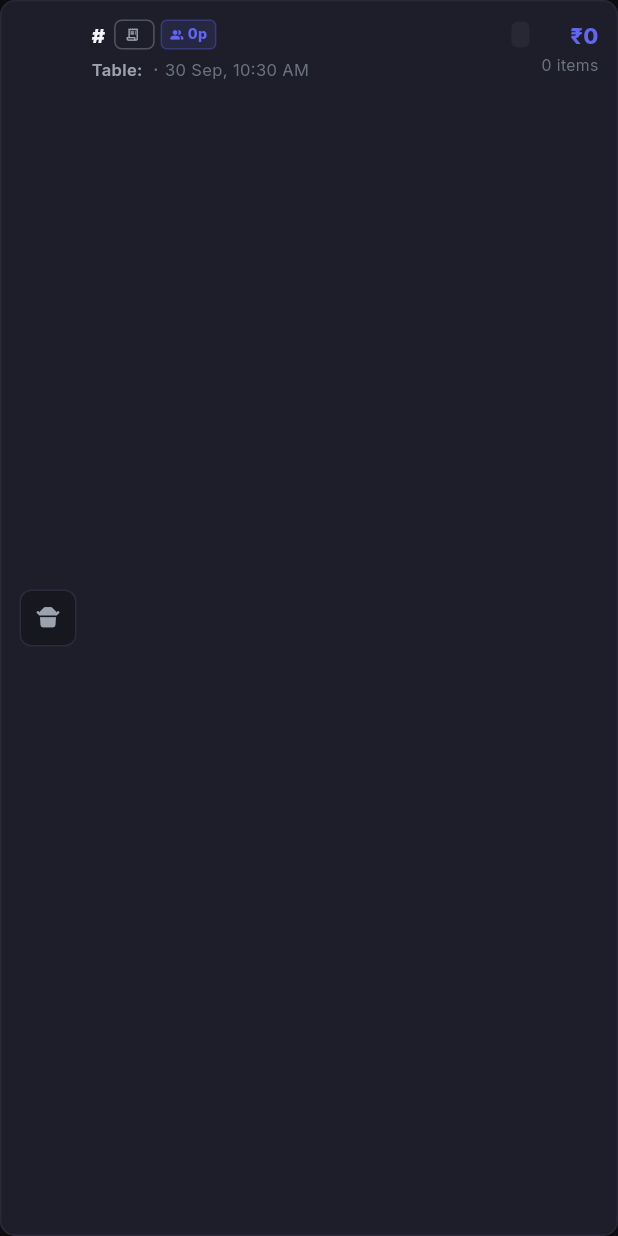
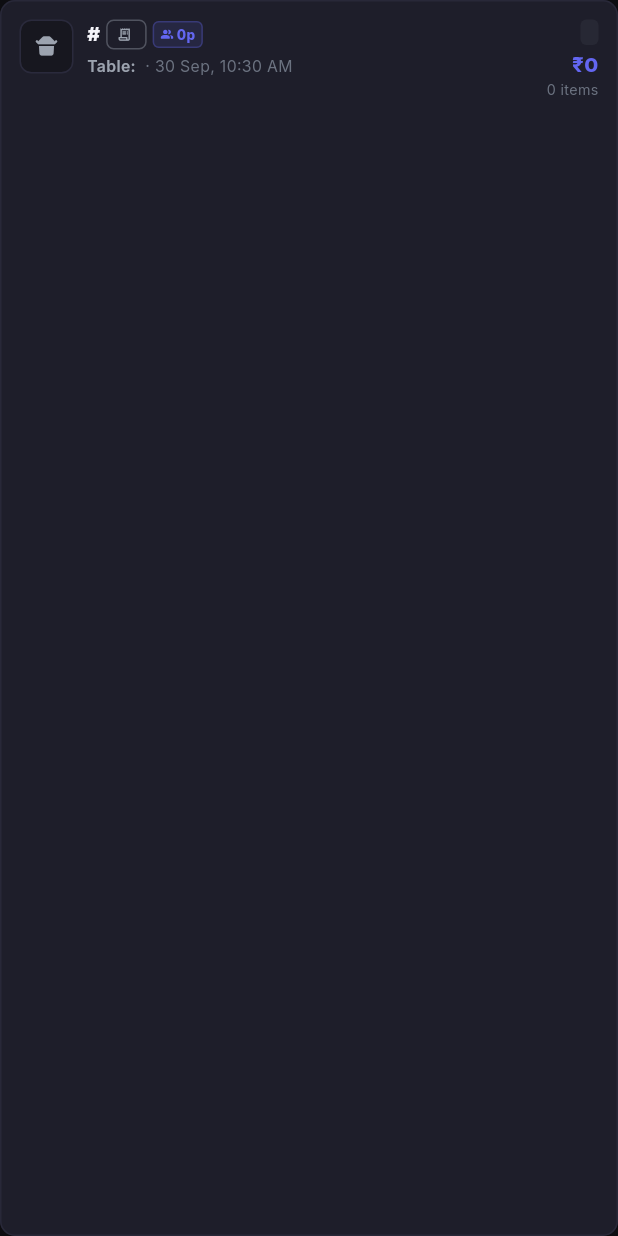
Before and after one commit to boradhruvajyoti/ros, a Flutter app: the _OrderTile widget shown alone on an empty page, opened directly with empty values, on a phone screen of 412 x 824 dp. Run offline on Flutter 3.47's test engine with Material 3 defaults, Android fonts, the phone set to English and light mode, and no system bars; our stand-ins replace audioplayers, dio, fl_chart, flutter_riverpod, flutter_secure_storage, go_router and 6 more; accounts and stored records are empty; network calls fail.

Commit message:
fix: persist promotions to DB, remove demo offers, use tenant branding with Oxomsoft footer, and fix order history layout overflow

```diff
--- a/apps/mobile/lib/features/orders/order_history_screen.dart
+++ b/apps/mobile/lib/features/orders/order_history_screen.dart
@@ -379,15 +379,21 @@ class _OrderHistoryScreenState extends ConsumerState<OrderHistoryScreen> {
                       children: [
                         const Text(
                           'ORDERS',
-                          style: TextStyle(color: RosTheme.textMuted, fontSize: 9, fontWeight: FontWeight.w800),
+                          style: TextStyle(color: RosTheme.textMuted, fontSize: 8.5, fontWeight: FontWeight.w800),
+                          maxLines: 1,
+                          overflow: TextOverflow.ellipsis,
                         ),
                         const SizedBox(height: 2),
-                        Text(
+                        FittedBox(
+                          fit: BoxFit.scaleDown,
+                          alignment: Alignment.centerLeft,
+                          child: Text(
                             '${filtered.length}',
                             style: const TextStyle(
                               color: RosTheme.textPrimary,
                               fontSize: 16,
                               fontWeight: FontWeight.w900,
+                            ),
                           ),
                         ),
                       ],
@@ -410,21 +416,29 @@ class _OrderHistoryScreenState extends ConsumerState<OrderHistoryScreen> {
                       children: [
                         const Row(
                           children: [
-                            Icon(Icons.people_alt_rounded, size: 10, color: RosTheme.primary),
+                            Icon(Icons.people_alt_rounded, size: 9.5, color: RosTheme.primary),
                             SizedBox(width: 3),
-                            Text(
-                              'GUESTS (PAX)',
-                              style: TextStyle(color: RosTheme.primary, fontSize: 9, fontWeight: FontWeight.w900),
+                            Flexible(
+                              child: Text(
+                                'GUESTS',
+                                style: TextStyle(color: RosTheme.primary, fontSize: 8.5, fontWeight: FontWeight.w900),
+                                maxLines: 1,
+                                overflow: TextOverflow.ellipsis,
+                              ),
                             ),
                           ],
                         ),
                         const SizedBox(height: 2),
-                        Text(
+                        FittedBox(
+                          fit: BoxFit.scaleDown,
+                          alignment: Alignment.centerLeft,
+                          child: Text(
                             '$_totalGuests',
                             style: const TextStyle(
                               color: RosTheme.primary,
                               fontSize: 16,
                               fontWeight: FontWeight.w900,
+                            ),
                           ),
                         ),
                       ],
@@ -447,22 +461,28 @@ class _OrderHistoryScreenState extends ConsumerState<OrderHistoryScreen> {
                       children: [
                         const Text(
                           'PAID REVENUE',
-                          style: TextStyle(color: RosTheme.secondary, fontSize: 9, fontWeight: FontWeight.w800),
+                          style: TextStyle(color: RosTheme.secondary, fontSize: 8.5, fontWeight: FontWeight.w800),
+                          maxLines: 1,
+                          overflow: TextOverflow.ellipsis,
                         ),
                         const SizedBox(height: 2),
-                        Text(
+                        FittedBox(
+                          fit: BoxFit.scaleDown,
+                          alignment: Alignment.centerLeft,
+                          child: Text(
                             '₹${_grossRevenue.toStringAsFixed(0)}',
                             style: const TextStyle(
                               color: RosTheme.secondary,
                               fontSize: 15,
                               fontWeight: FontWeight.w900,
                             ),
-                          maxLines: 1,
-                          overflow: TextOverflow.ellipsis,
+                          ),
                         ),
                         Text(
                           '$_settledCount settled',
                           style: const TextStyle(color: RosTheme.textMuted, fontSize: 8.5, fontWeight: FontWeight.w600),
+                          maxLines: 1,
+                          overflow: TextOverflow.ellipsis,
                         ),
                       ],
                     ),
@@ -711,15 +731,23 @@ class _OrderHistoryScreenState extends ConsumerState<OrderHistoryScreen> {
                                                   fontSize: 13,
                                                   fontWeight: FontWeight.w800,
                                                 ),
+                                                maxLines: 1,
+                                                overflow: TextOverflow.ellipsis,
                                               ),
                                               const SizedBox(height: 3),
-                                              Row(
+                                              Wrap(
+                                                spacing: 4,
+                                                runSpacing: 2,
+                                                crossAxisAlignment: WrapCrossAlignment.center,
                                                 children: [
                                                   Text(
                                                     '${group.totalOrders} ${group.totalOrders == 1 ? 'order' : 'orders'}',
                                                     style: const TextStyle(color: RosTheme.textMuted, fontSize: 11),
                                                   ),
-                                                  const Text(' · ', style: TextStyle(color: RosTheme.textMuted)),
+                                                  const Text('·', style: TextStyle(color: RosTheme.textMuted, fontSize: 11)),
+                                                  Row(
+                                                    mainAxisSize: MainAxisSize.min,
+                                                    children: [
                                                       const Icon(Icons.people_alt_rounded, size: 11, color: RosTheme.primary),
                                                       const SizedBox(width: 2),
                                                       Text(
@@ -730,7 +758,9 @@ class _OrderHistoryScreenState extends ConsumerState<OrderHistoryScreen> {
                                                           fontWeight: FontWeight.w700,
                                                         ),
                                                       ),
-                                                  const Text(' · ', style: TextStyle(color: RosTheme.textMuted)),
+                                                    ],
+                                                  ),
+                                                  const Text('·', style: TextStyle(color: RosTheme.textMuted, fontSize: 11)),
                                                   Text(
                                                     '₹${group.totalRevenue.toStringAsFixed(0)} paid',
                                                     style: const TextStyle(
@@ -936,11 +966,12 @@ class _OrderTile extends StatelessWidget {
           border: Border.all(color: RosTheme.bgBorder.withValues(alpha: 0.8)),
         ),
         child: Row(
+          crossAxisAlignment: CrossAxisAlignment.start,
           children: [
             // Order type badge icon avatar
             Container(
-              width: 38,
-              height: 38,
+              width: 36,
+              height: 36,
               decoration: BoxDecoration(
                 color: RosTheme.bgCard,
                 borderRadius: BorderRadius.circular(8),
@@ -955,31 +986,32 @@ class _OrderTile extends StatelessWidget {
                             ? Icons.delivery_dining_rounded
                             : Icons.takeout_dining_rounded,
                 color: order.type == 'PRE_ORDER' ? const Color(0xFFA855F7) : RosTheme.textSecondary,
-                size: 19,
+                size: 18,
               ),
             ),
-            const SizedBox(width: 10),
+            const SizedBox(width: 9),
             Expanded(
               child: Column(
                 crossAxisAlignment: CrossAxisAlignment.start,
                 children: [
-                  // Row 1: Order Number + Order Type Tag + Guest Count Tag + Status Badge
-                  Row(
+                  // Row 1: Order Number + Order Type Tag + Guest Count Tag
+                  Wrap(
+                    spacing: 4,
+                    runSpacing: 3,
+                    crossAxisAlignment: WrapCrossAlignment.center,
                     children: [
                       Text(
                         '#${order.orderNumber}',
                         style: const TextStyle(
                           color: RosTheme.textPrimary,
-                          fontSize: 13.5,
+                          fontSize: 13,
                           fontWeight: FontWeight.w800,
                         ),
                       ),
-                      const SizedBox(width: 6),
                       _buildOrderTypeBadge(),
-                      const SizedBox(width: 4),
                       // Guest Count Tag
                       Container(
-                        padding: const EdgeInsets.symmetric(horizontal: 5, vertical: 2),
+                        padding: const EdgeInsets.symmetric(horizontal: 4, vertical: 1.5),
                         decoration: BoxDecoration(
                           color: RosTheme.primary.withValues(alpha: 0.12),
                           borderRadius: BorderRadius.circular(4),
@@ -988,20 +1020,57 @@ class _OrderTile extends StatelessWidget {
                         child: Row(
                           mainAxisSize: MainAxisSize.min,
                           children: [
-                            const Icon(Icons.people_alt_rounded, size: 9.5, color: RosTheme.primary),
-                            const SizedBox(width: 2.5),
+                            const Icon(Icons.people_alt_rounded, size: 9, color: RosTheme.primary),
+                            const SizedBox(width: 2),
                             Text(
                               '${guests}p',
                               style: const TextStyle(
                                 color: RosTheme.primary,
-                                fontSize: 9.5,
+                                fontSize: 9,
                                 fontWeight: FontWeight.w800,
                               ),
                             ),
                           ],
                         ),
                       ),
-                      const Spacer(),
+                    ],
+                  ),
+                  const SizedBox(height: 4),
+
+                  // Row 2: Table name + Date/Time
+                  Row(
+                    children: [
+                      if (order.table != null) ...[
+                        Flexible(
+                          child: Text(
+                            'Table: ${order.table!.name}',
+                            style: const TextStyle(
+                              color: RosTheme.textSecondary,
+                              fontSize: 10.5,
+                              fontWeight: FontWeight.w600,
+                            ),
+                            maxLines: 1,
+                            overflow: TextOverflow.ellipsis,
+                          ),
+                        ),
+                        const Text(' · ', style: TextStyle(color: RosTheme.textMuted, fontSize: 10.5)),
+                      ],
+                      Text(
+                        DateFormat('d MMM, h:mm a').format(order.createdAt),
+                        style: const TextStyle(color: RosTheme.textMuted, fontSize: 10.5),
+                        maxLines: 1,
+                      ),
+                    ],
+                  ),
+                ],
+              ),
+            ),
+            const SizedBox(width: 8),
+
+            // Right side: Status Badge + Price & Payment method
+            Column(
+              crossAxisAlignment: CrossAxisAlignment.end,
+              children: [
                 // Status Badge
                 Container(
                   padding: const EdgeInsets.symmetric(horizontal: 6, vertical: 2),
@@ -1013,68 +1082,38 @@ class _OrderTile extends StatelessWidget {
                     order.status.replaceAll('_', ' '),
                     style: TextStyle(
                       color: _statusColor,
-                            fontSize: 9,
+                      fontSize: 8.5,
                       fontWeight: FontWeight.w700,
                     ),
+                    maxLines: 1,
                   ),
                 ),
-                    ],
-                  ),
-                  const SizedBox(height: 4),
-
-                  // Row 2: Table name + Date/Time
-                  Row(
-                    children: [
-                      if (order.table != null) ...[
-                        Text(
-                          'Table: ${order.table!.name}',
-                          style: const TextStyle(
-                            color: RosTheme.textSecondary,
-                            fontSize: 11,
-                            fontWeight: FontWeight.w600,
-                          ),
-                        ),
-                        const Text(' · ', style: TextStyle(color: RosTheme.textMuted)),
-                      ],
-                      Text(
-                        DateFormat('d MMM, h:mm a').format(order.createdAt),
-                        style: const TextStyle(color: RosTheme.textMuted, fontSize: 11),
-                      ),
-                    ],
-                  ),
-                ],
-              ),
-            ),
-            const SizedBox(width: 8),
-
-            // Right side: Price & Payment method
-            Column(
-              crossAxisAlignment: CrossAxisAlignment.end,
-              children: [
+                const SizedBox(height: 3),
                 Text(
                   '₹${order.total.toStringAsFixed(0)}',
                   style: const TextStyle(
                     color: RosTheme.primary,
-                    fontSize: 14.5,
+                    fontSize: 13.5,
                     fontWeight: FontWeight.w800,
                   ),
                 ),
-                const SizedBox(height: 2),
+                const SizedBox(height: 1),
                 Text(
                   '${order.items.length} items',
-                  style: const TextStyle(color: RosTheme.textMuted, fontSize: 10.5),
+                  style: const TextStyle(color: RosTheme.textMuted, fontSize: 9.5),
                 ),
-                const SizedBox(height: 3),
+                const SizedBox(height: 2),
                 // Payment Method Tag
                 if (order.payments.isNotEmpty)
                   Wrap(
-                    spacing: 3,
+                    spacing: 2,
+                    alignment: WrapAlignment.end,
                     children: order.payments
                         .map((p) => p.method)
                         .toSet()
                         .map((method) {
                       return Container(
-                        padding: const EdgeInsets.symmetric(horizontal: 5, vertical: 1.5),
+                        padding: const EdgeInsets.symmetric(horizontal: 4, vertical: 1),
                         decoration: BoxDecoration(
                           color: RosTheme.secondary.withValues(alpha: 0.15),
                           borderRadius: BorderRadius.circular(3),
@@ -1083,7 +1122,7 @@ class _OrderTile extends StatelessWidget {
                           method.toUpperCase(),
                           style: const TextStyle(
                             color: RosTheme.secondary,
-                            fontSize: 8.5,
+                            fontSize: 8,
                             fontWeight: FontWeight.w800,
                           ),
                         ),
@@ -1092,7 +1131,7 @@ class _OrderTile extends StatelessWidget {
                   )
                 else if (order.status == 'PAID' || order.status == 'COMPLETED')
                   Container(
-                    padding: const EdgeInsets.symmetric(horizontal: 5, vertical: 1.5),
+                    padding: const EdgeInsets.symmetric(horizontal: 4, vertical: 1),
                     decoration: BoxDecoration(
                       color: const Color(0xFF10B981).withValues(alpha: 0.15),
                       borderRadius: BorderRadius.circular(3),
@@ -1101,14 +1140,14 @@ class _OrderTile extends StatelessWidget {
                       'PAID',
                       style: TextStyle(
                         color: Color(0xFF10B981),
-                        fontSize: 8.5,
+                        fontSize: 8,
                         fontWeight: FontWeight.w800,
                       ),
                     ),
                   )
                 else if (order.balanceDue > 0.01)
                   Container(
-                    padding: const EdgeInsets.symmetric(horizontal: 5, vertical: 1.5),
+                    padding: const EdgeInsets.symmetric(horizontal: 4, vertical: 1),
                     decoration: BoxDecoration(
                       color: RosTheme.danger.withValues(alpha: 0.12),
                       borderRadius: BorderRadius.circular(3),
@@ -1117,7 +1156,7 @@ class _OrderTile extends StatelessWidget {
                       'DUE ₹${order.balanceDue.toStringAsFixed(0)}',
                       style: const TextStyle(
                         color: RosTheme.danger,
-                        fontSize: 8.5,
+                        fontSize: 8,
                         fontWeight: FontWeight.w800,
                       ),
                     ),
```
Also changed, not shown: apps/mobile/lib/features/marketing/promotions_screen.dart (+24 -3 lines), 2 other files. Lines whose indentation alone changed are shown as unchanged.
